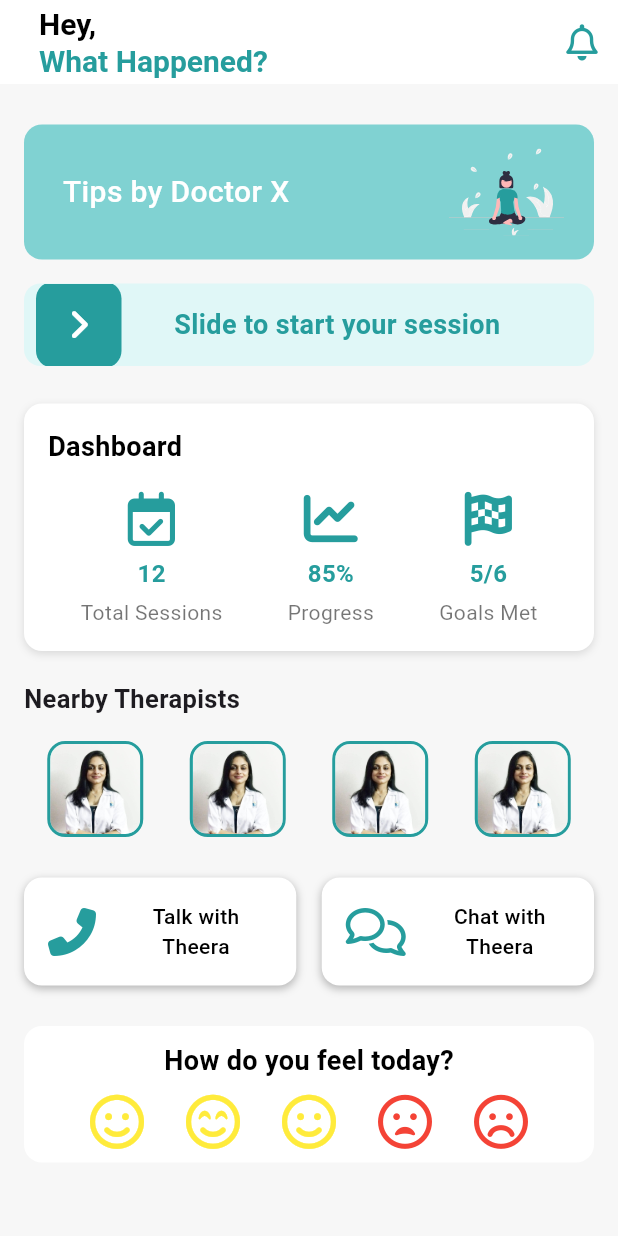
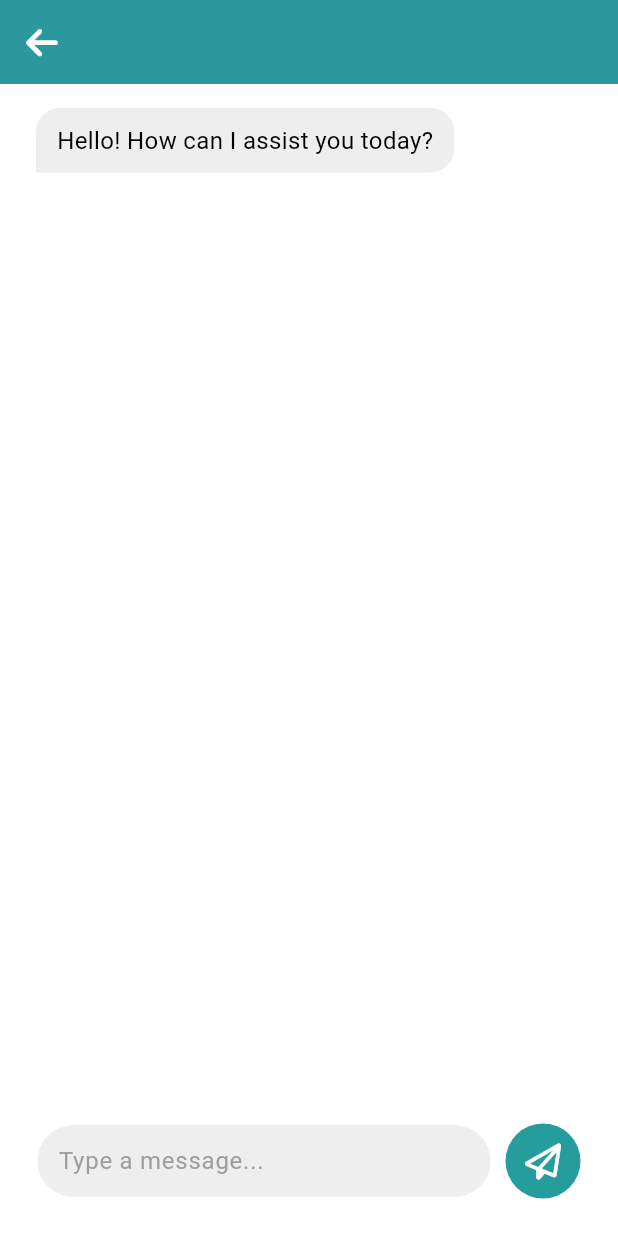
Before and after one commit to Abhxjith/Therapify-App, a Flutter app: the HomePage screen opened directly, after a tap on "Tips by Doctor X", after a tap on "Talk with Theera", after a tap on "Chat with Theera", on a phone screen of 412 x 824 dp. Run offline on Flutter 3.47's test engine with Material 3 defaults, Android fonts, the phone set to English and light mode, and no system bars; drawn by our look-alikes of slide_to_act; our stand-ins replace audioplayers, flutter_svg, font_awesome_flutter, google_fonts, smooth_page_indicator.

Commit message:
More Changes, Integration of model

```diff
--- /dev/null
+++ b/lib/main/chat_with_theera.dart
@@ -0,0 +1,213 @@
+import 'package:flutter/material.dart';
+import 'package:http/http.dart' as http;
+import 'dart:convert';
+import 'package:font_awesome_flutter/font_awesome_flutter.dart';
+import 'package:google_fonts/google_fonts.dart';
+
+class ChatWithTheeraScreen extends StatefulWidget {
+  @override
+  _ChatWithTheeraScreenState createState() => _ChatWithTheeraScreenState();
+}
+
+class _ChatWithTheeraScreenState extends State<ChatWithTheeraScreen> {
+  // A list to hold chat messages
+  List<Map<String, dynamic>> messages = [
+    {"isUser": false, "message": "Hello! How can I assist you today?"},
+  ];
+
+  // A TextEditingController to control the message input field
+  final TextEditingController _messageController = TextEditingController();
+
+  // ScrollController to manage scrolling
+  final ScrollController _scrollController = ScrollController();
+
+  // Function to send a message to the API and get a response
+  Future<void> _sendMessage() async {
+    String userMessage = _messageController.text.trim();
+    if (userMessage.isEmpty) return;
+
+    // Add the user's message to the chat list
+    setState(() {
+      messages.add({"isUser": true, "message": userMessage});
+    });
+
+    // Clear the input field
+    _messageController.clear();
+
+    // Replace with your API endpoint URL
+    const apiUrl = 'http://127.0.0.1:8000/therapist';
+
+    // Prepare request payload
+    var requestBody = jsonEncode({
+      "context": messages.map((msg) => msg["message"]).toList(),
+      "question": userMessage,
+    });
+
+    try {
+      // Send POST request to the API
+      final response = await http.post(
+        Uri.parse(apiUrl),
+        headers: {
+          "Content-Type": "application/json",
+        },
+        body: requestBody,
+      );
+
+      // If the request is successful, get the response message
+      if (response.statusCode == 200) {
+        var data = jsonDecode(response.body);
+        String responseMessage = data['answer'];
+
+        // Add the API response to the chat list
+        setState(() {
+          messages.add({"isUser": false, "message": responseMessage});
+        });
+
+        // Scroll to the bottom
+        _scrollController.animateTo(
+          _scrollController.position.maxScrollExtent,
+          duration: Duration(milliseconds: 300),
+          curve: Curves.easeOut,
+        );
+      } else {
+        // Handle errors
+        setState(() {
+          messages.add({
+            "isUser": false,
+            "message": "Something went wrong. Please try again later."
+          });
+        });
+      }
+    } catch (e) {
+      // Handle network errors
+      setState(() {
+        messages.add({
+          "isUser": false,
+          "message": "Network error. Please check your connection."
+        });
+      });
+    }
+  }
+
+  // Widget to build the chat bubbles
+  Widget _buildMessageBubble(String message, bool isUser) {
+    return Align(
+      alignment: isUser ? Alignment.centerRight : Alignment.centerLeft,
+      child: Container(
+        margin: EdgeInsets.symmetric(vertical: 8, horizontal: 16),
+        padding: EdgeInsets.symmetric(vertical: 10, horizontal: 14),
+        decoration: BoxDecoration(
+          color: isUser ? Color(0xFF269D9D) : Colors.grey.shade200,
+          borderRadius: BorderRadius.only(
+            topLeft: Radius.circular(16),
+            topRight: Radius.circular(16),
+            bottomLeft: isUser ? Radius.circular(16) : Radius.zero,
+            bottomRight: isUser ? Radius.zero : Radius.circular(16),
+          ),
+        ),
+        child: Text(
+          message,
+          style: TextStyle(
+            color: isUser ? Colors.white : Colors.black,
+            fontSize: 16,
+          ),
+        ),
+      ),
+    );
+  }
+
+  // Custom back button widget
+  Widget _buildBackButton() {
+    return IconButton(
+      icon: Icon(
+        FontAwesomeIcons.arrowLeft, // Font Awesome back icon
+        color: Colors.white,
+      ),
+      onPressed: () {
+        Navigator.pop(context);
+      },
+    );
+  }
+
+  @override
+  Widget build(BuildContext context) {
+    return Scaffold(
+      backgroundColor: Colors.white,
+      appBar: AppBar(
+        backgroundColor: Color(0xFF269D9D),
+        title: Text(
+          '',
+          style: GoogleFonts.inter(
+            color: Colors.white,
+            fontSize: 20,
+          ),
+        ),
+        centerTitle: true,
+        elevation: 2,
+        leading: _buildBackButton(), // Custom back button
+      ),
+      body: Column(
+        children: [
+          // Chat messages list with bottom padding
+          Expanded(
+            child: Padding(
+              padding: const EdgeInsets.only(bottom: 0), // Add bottom padding
+              child: ListView.builder(
+                controller: _scrollController,
+                padding: EdgeInsets.all(8),
+                itemCount: messages.length,
+                itemBuilder: (context, index) {
+                  return _buildMessageBubble(
+                    messages[index]["message"],
+                    messages[index]["isUser"],
+                  );
+                },
+              ),
+            ),
+          ),
+
+          // Input field for typing new messages
+          Padding(
+            padding: const EdgeInsets.all(25.0),
+            child: Row(
+              children: [
+                // Text field for message input
+                Expanded(
+                  child: Container(
+                    padding: EdgeInsets.symmetric(horizontal: 14),
+                    decoration: BoxDecoration(
+                      color: Colors.grey.shade200,
+                      borderRadius: BorderRadius.circular(30),
+                    ),
+                    child: TextField(
+                      controller: _messageController,
+                      decoration: InputDecoration(
+                        border: InputBorder.none,
+                        hintText: 'Type a message...',
+                        hintStyle: TextStyle(color: Colors.grey),
+                      ),
+                    ),
+                  ),
+                ),
+                SizedBox(width: 10),
+
+                // Send button with Font Awesome icon
+                GestureDetector(
+                  onTap: _sendMessage,
+                  child: CircleAvatar(
+                    backgroundColor: Color(0xFF269D9D),
+                    radius: 25,
+                    child: FaIcon(
+                      FontAwesomeIcons.paperPlane, // Font Awesome icon
+                      color: Colors.white,
+                    ),
+                  ),
+                ),
+              ],
+            ),
+          ),
+        ],
+      ),
+    );
+  }
+}
--- a/lib/main/history.dart
+++ b/lib/main/history.dart
@@ -1,5 +1,6 @@
 import 'package:flutter/material.dart';
 import 'package:google_fonts/google_fonts.dart';
+import 'package:font_awesome_flutter/font_awesome_flutter.dart';
 
 class HistoryPage extends StatefulWidget {
   @override
@@ -83,7 +84,7 @@ class _HistoryPageState extends State<HistoryPage> {
               controller: searchController,
               decoration: InputDecoration(
                 labelText: 'Search',
-                prefixIcon: Icon(Icons.search),
+                prefixIcon: Icon(FontAwesomeIcons.search), // FontAwesome search icon
                 border: OutlineInputBorder(),
               ),
             ),
--- a/lib/main/home.dart
+++ b/lib/main/home.dart
@@ -5,6 +5,8 @@ import 'package:font_awesome_flutter/font_awesome_flutter.dart';
 import 'package:flutter_svg/flutter_svg.dart';
 import 'dart:async';
 import 'dart:math';
+import 'talk_to_theera.dart';
+import 'chat_with_theera.dart';
 
 void main() {
   runApp(MyApp());
@@ -155,7 +157,7 @@ class _HomePageState extends State<HomePage> with SingleTickerProviderStateMixin
                     onTap: _showRandomTip,
                     child: Container(
                       padding: EdgeInsets.all(16),
-                      height: 90,
+                      height: 80,
                       decoration: BoxDecoration(
                         color: Color(0xFF80D2D2),
                         borderRadius: BorderRadius.circular(12),
@@ -211,7 +213,11 @@ class _HomePageState extends State<HomePage> with SingleTickerProviderStateMixin
                       ),
                     ),
                     onSubmit: () {
-                      // Action to perform after sliding
+  // Navigate to TalkToTheeraScreen upon sliding
+  Navigator.push(
+    context,
+    MaterialPageRoute(builder: (context) => TalkToTheeraScreen()),
+  );
 },
                   ),
                   SizedBox(height: 25),
@@ -412,7 +418,17 @@ style: ElevatedButton.styleFrom(
       ),
       child: InkWell(
         onTap: () {
-            // Add action when tapped
+          if (title == 'Talk with Theera') {
+            Navigator.push(
+              context,
+              MaterialPageRoute(builder: (context) => TalkToTheeraScreen()),
+            );
+          } else if (title == 'Chat with Theera') {
+            Navigator.push(
+              context,
+              MaterialPageRoute(builder: (context) => ChatWithTheeraScreen()),
+            );
+          }
         },
         child: Row(
           mainAxisAlignment: MainAxisAlignment.start,
@@ -436,6 +452,8 @@ style: ElevatedButton.styleFrom(
     ),
   );
 }
+
+
 
   Widget _buildTherapistCard() {
     return Container(
--- a/pubspec.yaml
+++ b/pubspec.yaml
@@ -21,6 +21,12 @@ dependencies:
   shimmer: ^2.0.0
   blur: ^4.0.0
   flutter_launcher_icons: ^0.13.1
+  http: ^0.13.6
+  speech_to_text: ^7.0.0
+  audioplayers: ^0.20.0
+  flutter_tts: ^3.2.0
+  path_provider: ^2.0.8
+  web_socket_channel: ^2.1.0
 
 dev_dependencies:
   flutter_test:
```
Also changed, not shown: lib/main/talk_to_theera.dart (added, +188 -0 lines), pubspec.lock, 5 other files. Lines whose indentation alone changed are shown as unchanged.
